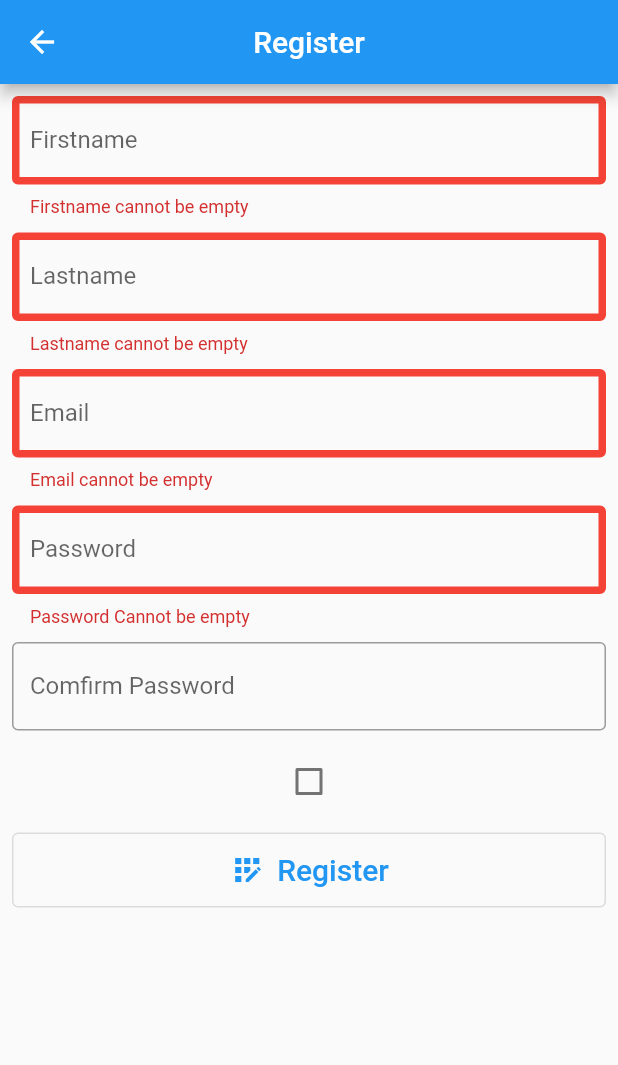
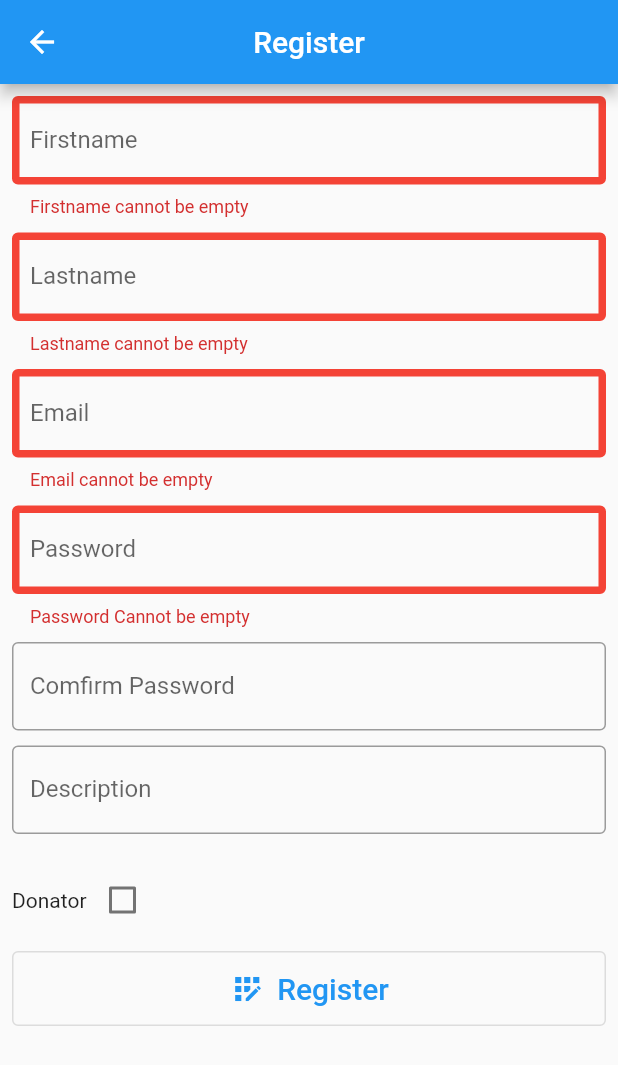
Before and after one commit to geek911/09876543, a Flutter app: the RegisterPage screen opened by its route, after a tap on "Register", on a phone screen of 412 x 824 dp. Shown: the top 1065 px of the screen. Run offline on Flutter 3.47's test engine with Material 2 defaults, Android fonts, the phone set to English and light mode, and no system bars; our stand-ins replace cloud_firestore, firebase_auth, firebase_core, form_validator, syncfusion_flutter_datepicker; missing offline and left inert: firebase_app_check; accounts and stored records are empty.

Commit message:
QUick fix

```diff
--- a/lib/commons/widgets.dart
+++ b/lib/commons/widgets.dart
@@ -27,6 +27,19 @@ class FormFields {
               borderSide: BorderSide(color: Colors.red, width: 5))),
     );
   }
+
+  static Widget textBox(String title, TextEditingController controller,
+      {validator: null}) {
+    return TextFormField(
+      controller: controller,
+      validator: validator,
+      decoration: InputDecoration(
+          labelText: title,
+          border: const OutlineInputBorder(),
+          errorBorder: const OutlineInputBorder(
+              borderSide: BorderSide(color: Colors.red, width: 5))),
+    );
+  }
 }
 
 // showDialog(context: context, builder: (BuildContext context){
--- /dev/null
+++ b/lib/database.dart
@@ -0,0 +1,13 @@
+import 'package:cloud_firestore/cloud_firestore.dart';
+
+
+class Database {
+  static final FirebaseFirestore _db = FirebaseFirestore.instance;
+
+  static Future<void> addProfile(Map<String, dynamic> profile) async {
+    await _db
+        .collection('users')
+        .doc()
+        .set(profile);
+  }
+}
--- a/lib/models/custom_user.dart
+++ b/lib/models/custom_user.dart
@@ -1,8 +1,19 @@
 class CustomUser {
   String? id;
   String? displayName;
-  late String email;
-  late String location;
+  String? email;
+  bool? donator;
+  String? description;
+  String? location;
   String? password;
   String? phoneNumber;
+
+  Map<String, dynamic > toProfile(){
+    return {
+      "id": id ??= "Not Set",
+      "description": description ??= "",
+      "phone_number": phoneNumber ??= "",
+      "donator": donator ??= false,
+    };
+  }
 }
--- a/lib/pages/register_page.dart
+++ b/lib/pages/register_page.dart
@@ -5,16 +5,30 @@ import 'package:food_donor/service/authentication_servcie.dart';
 
 import 'package:food_donor/models/custom_user.dart';
 import 'package:form_validator/form_validator.dart';
+import 'package:food_donor/database.dart';
+class RegisterPage extends StatefulWidget {
+  RegisterPage({Key? key}) : super(key: key);
 
-class RegisterPage extends StatelessWidget {
-  RegisterPage({Key? key}) : super(key: key);
+  @override
+  State<RegisterPage> createState() => _RegisterPageState();
+}
+
+class _RegisterPageState extends State<RegisterPage> {
   final _formKey = GlobalKey<FormState>();
+
   final firstnameController = TextEditingController();
+
   final lastnameController = TextEditingController();
+
   final phoneNumberController = TextEditingController();
+
   final emailController = TextEditingController();
+
   final passwordController = TextEditingController();
+
   final confirmPasswordController = TextEditingController();
+  final descriptionController = TextEditingController();
+
   bool isDonator = false;
 
   Future<void> _register(BuildContext context) async {
@@ -24,13 +38,28 @@ class RegisterPage extends StatelessWidget {
       String message = '';
 
       try {
-        UserCredential userCredential = await FirebaseAuth.instance
+        await FirebaseAuth.instance
             .createUserWithEmailAndPassword(
                 email: emailController.text.trim(),
-                password: passwordController.text);
-        await userCredential.user?.updateDisplayName(
+                password: passwordController.text).whenComplete((){}).then((value){
+                  value.user?.updateDisplayName(
               "${firstnameController.text.trim()} ${lastnameController.text.trim()}");
+                  var customUser = CustomUser();
+                  customUser.id = value.user?.uid;
+                  customUser.donator = isDonator;
+                  customUser.description = descriptionController.text;
+                  customUser.phoneNumber = phoneNumberController.text;
+
+                  Database.addProfile(customUser.toProfile()).then((value) {
                     Navigator.of(context).pop();
+                  });
+
+
+        });
+
+        Navigator.of(context).pop();
+
+
       } on FirebaseAuthException catch (e) {
         if (e.code == 'weak-password') {
           message = 'The password provided is too weak.';
@@ -111,11 +140,25 @@ class RegisterPage extends StatelessWidget {
               const SizedBox(
                 height: 10,
               ),
+              FormFields.textBox("Description", descriptionController,),
+              const SizedBox(
+                height: 10,
+              ),
+              const SizedBox(
+                height: 10,
+              ),
+              Row(
+                children: [
+                  Text("Donator"),
                   Checkbox(
                       value: isDonator,
                       onChanged: (value) {
+                        setState(() {
                           isDonator = !isDonator;
+                        });
                       }),
+                ],
+              ),
               const SizedBox(
                 height: 10,
               ),
--- a/pubspec.yaml
+++ b/pubspec.yaml
@@ -40,6 +40,7 @@ dependencies:
   firebase_auth: ^3.3.10
   firebase_app_check: ^0.0.6+7
   syncfusion_flutter_datepicker: ^19.4.55
+  cloud_firestore: ^3.1.10
 
 dev_dependencies:
   flutter_test:
```
Also changed, not shown: pubspec.lock. Lines whose indentation alone changed are shown as unchanged.
